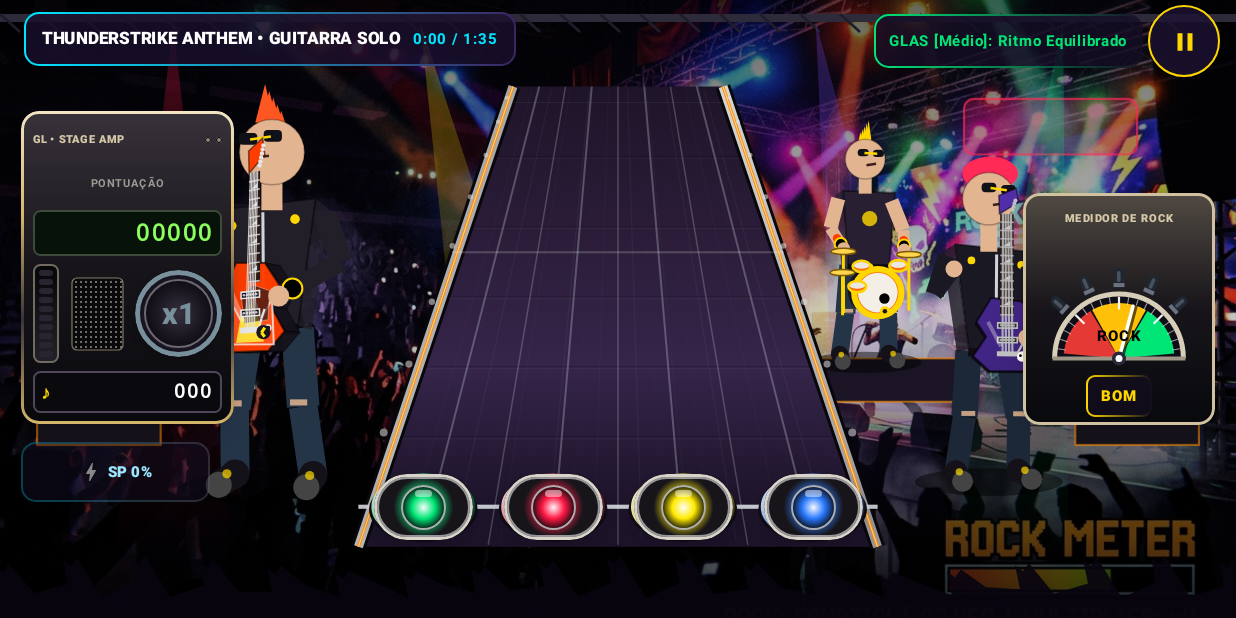
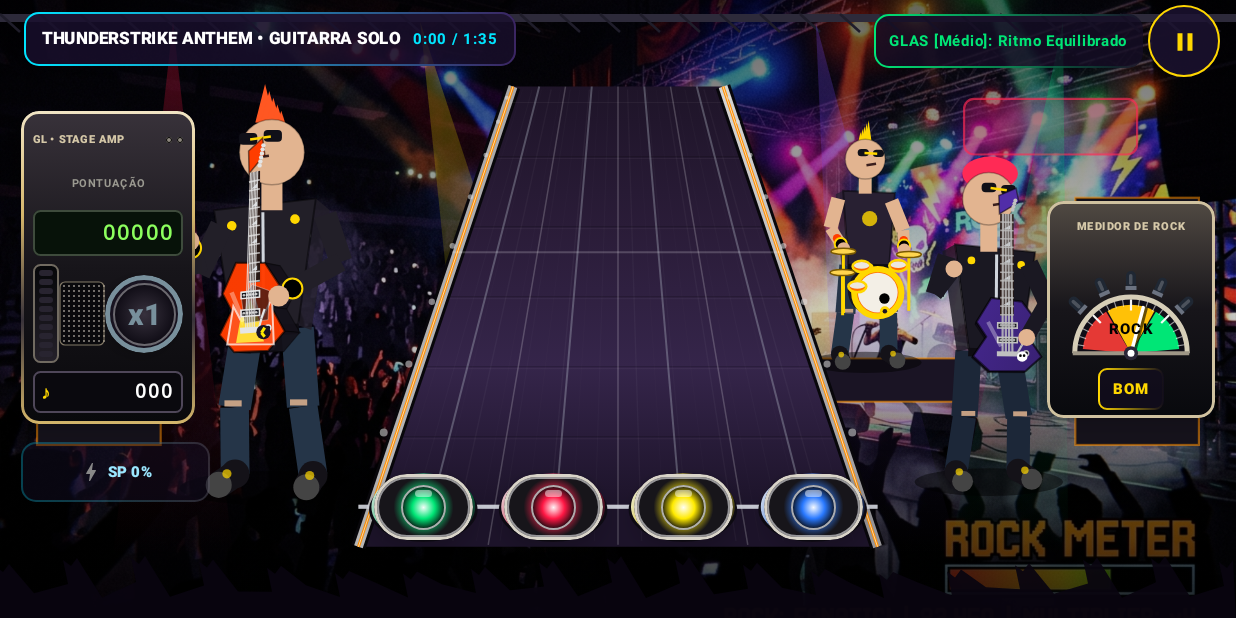
Before and after one commit to romulomarianoseverino-bit/GUITAR-LEGENDS-APP, an Android app built with Jetpack Compose: the composable LiveStageGameplayScreen shown on its own in the app's theme, on a phone screen of 824 x 412 dp (held sideways). Run offline under Robolectric (Android 15) with nearby library versions, the phone set to English and light mode, and no system bars; our stand-ins replace Firebase (no records; nobody signed in at launch, a user with empty details on screens opened directly); 3 statements that could not run were skipped.

Commit message:
Compacta os indicadores de pontuação e aprovação sem invadir a pista

```diff
--- a/app/src/main/java/com/example/guitarlegends/ui/screens/LiveStageGameplayScreen.kt
+++ b/app/src/main/java/com/example/guitarlegends/ui/screens/LiveStageGameplayScreen.kt
@@ -652,7 +652,7 @@ private fun GuitarAmpScoreCabinet(
             width = 2.dp
         ),
         modifier = Modifier
-            .width(142.dp)
+            .width(116.dp)
             .shadow(12.dp, RoundedCornerShape(12.dp))
             .testTag("amp_score_cabinet")
     ) {
@@ -684,8 +684,8 @@ private fun GuitarAmpScoreCabinet(
                     color = if (isStarPowerActive) RockAccentCyan else Color(0xFF8CFF5E),
                     fontFamily = FontFamily.Monospace,
                     fontWeight = FontWeight.Black,
-                    fontSize = 16.sp,
-                    letterSpacing = 1.sp,
+                    fontSize = 14.sp,
+                    letterSpacing = 0.8.sp,
                     maxLines = 1
                 )
             }
@@ -723,7 +723,7 @@ private fun GuitarAmpScoreCabinet(
                 }
 
                 // Grade de alto-falante com malha metálica
-                Canvas(Modifier.size(width = 34.dp, height = 48.dp)) {
+                Canvas(Modifier.size(width = 29.dp, height = 42.dp)) {
                     drawRoundRect(Color(0xFF09090C), cornerRadius = androidx.compose.ui.geometry.CornerRadius(5f, 5f))
                     for (x in 4..size.width.toInt() step 5) {
                         for (y in 4..size.height.toInt() step 5) {
@@ -737,7 +737,7 @@ private fun GuitarAmpScoreCabinet(
                 Box(
                     contentAlignment = Alignment.Center,
                     modifier = Modifier
-                        .size(58.dp)
+                        .size(52.dp)
                         .shadow(5.dp, CircleShape)
                         .background(
                             Brush.radialGradient(listOf(Color(0xFFB9B2A5), Color(0xFF2D253A), Color(0xFF0E0B14))),
@@ -748,7 +748,7 @@ private fun GuitarAmpScoreCabinet(
                     Box(
                         contentAlignment = Alignment.Center,
                         modifier = Modifier
-                            .size(46.dp)
+                            .size(42.dp)
                             .background(Brush.radialGradient(listOf(Color(0xFF37313D), Color(0xFF0E0B14))), CircleShape)
                             .border(1.dp, Color.White.copy(alpha = 0.38f), CircleShape)
                     ) {
@@ -815,7 +815,7 @@ private fun AnalogRockMeterWithTubes(
     Column(
         horizontalAlignment = Alignment.CenterHorizontally,
         modifier = Modifier
-            .width(128.dp)
+            .width(112.dp)
             .shadow(8.dp, RoundedCornerShape(11.dp))
             .background(
                 Brush.verticalGradient(listOf(Color(0xFF514A43), Color(0xFF17151A), Color(0xFF08090D))),
@@ -828,8 +828,8 @@ private fun AnalogRockMeterWithTubes(
         Text("MEDIDOR DE ROCK", color = Color(0xFFD6C9A9), fontSize = 7.sp, fontWeight = FontWeight.Black, letterSpacing = 1.sp)
         Box(
             modifier = Modifier
-                .width(116.dp)
-                .height(92.dp),
+                .width(102.dp)
+                .height(82.dp),
             contentAlignment = Alignment.BottomCenter
         ) {
             Canvas(modifier = Modifier.fillMaxSize()) {
```
